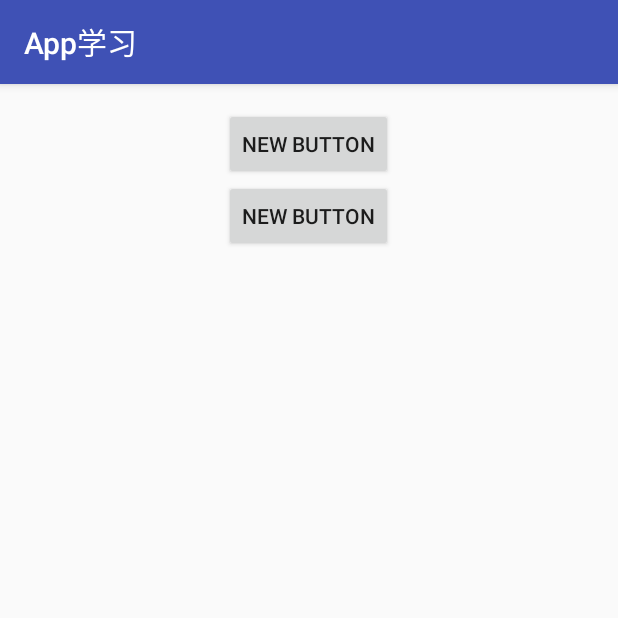
After one commit to 479379222/MyAppLearn, an Android app: the ProgressDialogActivity screen opened directly, with no data from a screen before it, on a phone screen of 412 x 824 dp, the top half of it. The commit adds this screen. Run offline under Robolectric (Android 15) with nearby library versions, the phone set to English and light mode, and no system bars; our stand-ins replace CircleImageView.

Commit message:
Merge remote-tracking branch 'origin/master'
# Conflicts:
#	app/src/main/java/com/example/jason/myapplearn/MainActivity.java

```diff
--- a/app/src/main/AndroidManifest.xml
+++ b/app/src/main/AndroidManifest.xml
@@ -56,7 +56,8 @@
             android:theme="@style/AppTheme.NoActionBar" />
         <activity android:name=".view.VersionUpdateActivity" />
         <activity android:name=".view.BannerActivity" />
-        <activity android:name=".view.StarActivity"></activity>
+        <activity android:name=".view.StarActivity" />
+        <activity android:name=".view.ProgressDialogActivity"></activity>
     </application>
 
 </manifest>
--- a/app/src/main/java/com/example/jason/myapplearn/MainActivity.java
+++ b/app/src/main/java/com/example/jason/myapplearn/MainActivity.java
@@ -1,5 +1,6 @@
 package com.example.jason.myapplearn;
 
+import android.app.ProgressDialog;
 import android.content.Intent;
 import android.os.Bundle;
 import android.support.design.widget.FloatingActionButton;
@@ -49,7 +50,8 @@ public class MainActivity extends AppCompatActivity {
             new SampleConfig(R.string.RedActionbar, ReactionbarActivity.class),
             new SampleConfig(R.string.VersionUpdate, VersionUpdateActivity.class),
             new SampleConfig(R.string.Banner, BannerActivity.class),
-            new SampleConfig(R.string.Star, StarActivity.class)
+            new SampleConfig(R.string.Star, StarActivity.class),
+            new SampleConfig(R.string.ProgressDialog, ProgressDialog.class)
     };
 
     @Override
--- /dev/null
+++ b/app/src/main/java/com/example/jason/myapplearn/view/ProgressDialogActivity.java
@@ -0,0 +1,48 @@
+package com.example.jason.myapplearn.view;
+
+import android.app.ProgressDialog;
+import android.content.Context;
+import android.content.DialogInterface;
+import android.support.v7.app.AppCompatActivity;
+import android.os.Bundle;
+import android.support.v7.widget.SearchView;
+import android.view.View;
+import android.widget.Button;
+
+import com.example.jason.myapplearn.R;
+
+public class ProgressDialogActivity extends AppCompatActivity {
+
+    private Button button3, button4;
+    private ProgressDialog pd1, pd2;
+    private Context context;
+
+    @Override
+    protected void onCreate(Bundle savedInstanceState) {
+        super.onCreate(savedInstanceState);
+        setContentView(R.layout.activity_progress_dialog);
+
+        initView();
+
+    }
+
+    private void initView() {
+        button3 = (Button) findViewById(R.id.button3);
+        button4 = (Button) findViewById(R.id.button4);
+        context = ProgressDialogActivity.this;
+    }
+
+    private View.OnClickListener listener = new View.OnClickListener() {
+        @Override
+        public void onClick(View v) {
+            int id = v.getId();
+            if (id == R.id.button3) {
+                pd1 = new ProgressDialog(context);
+
+            } else {
+
+            }
+        }
+    };
+
+}
--- /dev/null
+++ b/app/src/main/res/layout/activity_progress_dialog.xml
@@ -0,0 +1,27 @@
+<?xml version="1.0" encoding="utf-8"?>
+<RelativeLayout xmlns:android="http://schemas.android.com/apk/res/android"
+    xmlns:tools="http://schemas.android.com/tools"
+    android:layout_width="match_parent"
+    android:layout_height="match_parent"
+    android:paddingBottom="@dimen/activity_vertical_margin"
+    android:paddingLeft="@dimen/activity_horizontal_margin"
+    android:paddingRight="@dimen/activity_horizontal_margin"
+    android:paddingTop="@dimen/activity_vertical_margin"
+    tools:context=".view.ProgressDialogActivity">
+
+    <Button
+        android:layout_width="wrap_content"
+        android:layout_height="wrap_content"
+        android:text="New Button"
+        android:id="@+id/button3"
+        android:layout_alignParentTop="true"
+        android:layout_centerHorizontal="true" />
+
+    <Button
+        android:layout_width="wrap_content"
+        android:layout_height="wrap_content"
+        android:text="New Button"
+        android:id="@+id/button4"
+        android:layout_below="@+id/button3"
+        android:layout_centerHorizontal="true" />
+</RelativeLayout>
--- a/app/src/main/res/layout/layout_bottom.xml
+++ b/app/src/main/res/layout/layout_bottom.xml
@@ -19,7 +19,7 @@
             android:layout_centerHorizontal="true"
             android:focusable="false"
             android:scaleType="centerInside"
-            android:src="@mipmap/ic_loyalty_white_36dp" />
+            android:src="@mipmap/ic_home_white_36dp" />
         <TextView
             android:id="@+id/tv_weixin"
             android:layout_width="wrap_content"
@@ -127,7 +127,7 @@
             android:layout_centerHorizontal="true"
             android:focusable="false"
             android:scaleType="centerInside"
-            android:src="@mipmap/ic_loyalty_white_36dp" />
+            android:src="@mipmap/ic_person_outline_white_36dp" />
         <TextView
             android:id="@+id/tv_weixin4"
             android:layout_width="wrap_content"
--- a/app/src/main/res/values/strings.xml
+++ b/app/src/main/res/values/strings.xml
@@ -20,6 +20,7 @@
     <string name="VersionUpdate">Version Update</string>
     <string name="Banner">Banner learn</string>
     <string name="Star">Star Test</string>
+    <string name="ProgressDialog">Progress Dialog</string>
 
     <string name="scan_text">Scan Test</string>
 
```
